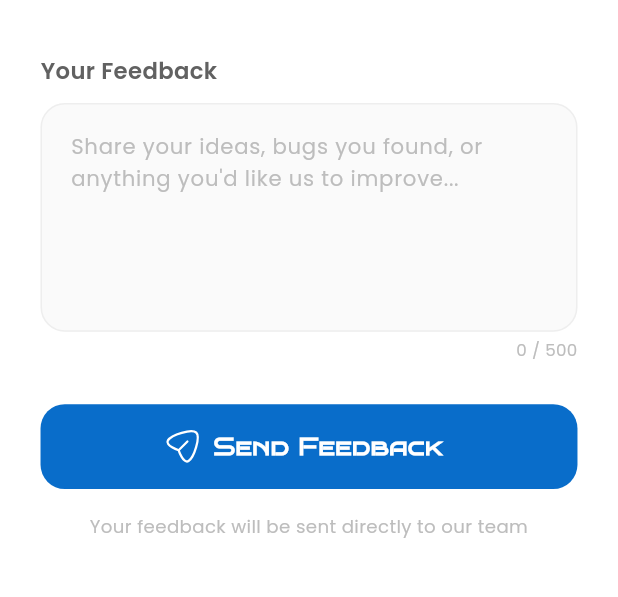
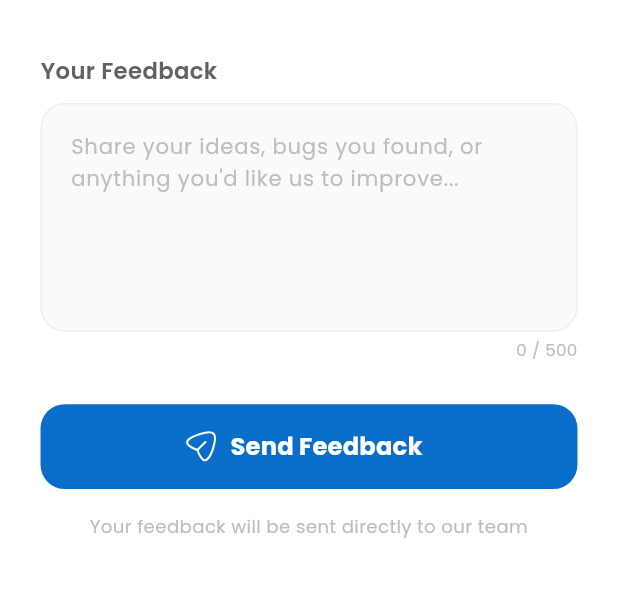
Before and after one commit to Ismail-Magdy/joby, a Flutter app: the AdviceScreen screen opened by its route, on a phone screen of 412 x 824 dp, the part 366-963 px from its top. Run offline on Flutter 3.47's test engine with Material 3 defaults, Android fonts, the phone set to English and light mode, and no system bars; our stand-ins replace cached_network_image, confetti, dartz, dio, equatable, file_picker and 22 more; accounts and stored records are empty.

Commit message:
feat: refactor advice feature to feedback, updating repository structure and UI components

```diff
--- a/lib/core/di/dependency_injection.dart
+++ b/lib/core/di/dependency_injection.dart
@@ -6,9 +6,9 @@ import 'package:joby/features/common/auth/data/repos/auth_repo.dart';
 import 'package:joby/features/common/auth/data/repos/auth_repo_impl.dart';
 import 'package:joby/features/common/auth/manager/auth_cubit.dart';
 import '../../features/common/on_boarding/data/repositories/user_type_repository.dart';
-import '../../features/users/advice/data/repos/advice_repo.dart';
-import '../../features/users/advice/data/repos/advice_repo_impl.dart';
-import '../../features/users/advice/manager/advice_cubit.dart';
+import '../../features/users/feed_back/data/repos/advice_repo.dart';
+import '../../features/users/feed_back/data/repos/advice_repo_impl.dart';
+import '../../features/users/feed_back/manager/advice_cubit.dart';
 import '../../features/users/edit_profile/data/repos/edit_profile_repo.dart';
 import '../../features/users/edit_profile/manager/edit_profile_cubit.dart';
 import '../../features/users/home/data/repos/user_home_repo.dart';
--- a/lib/core/routes/app_router.dart
+++ b/lib/core/routes/app_router.dart
@@ -9,10 +9,10 @@ import 'package:joby/features/common/auth/presentation/screens/auth_screen.dart'
 import 'package:joby/features/common/auth/manager/auth_cubit.dart';
 import 'package:joby/features/company/home/company_home_screen.dart';
 import 'package:joby/features/users/about_us/presentation/screens/about_us_screen.dart';
-import 'package:joby/features/users/advice/presentation/screens/advice_screen.dart';
+import 'package:joby/features/users/feed_back/presentation/screens/advice_screen.dart';
 import 'package:joby/features/users/company_view/presentation/screens/company_view_screen.dart';
 import 'package:joby/features/users/user_info/data/models/user_info_model.dart';
-import '../../features/users/advice/manager/advice_cubit.dart';
+import '../../features/users/feed_back/manager/advice_cubit.dart';
 import '../../features/users/edit_profile/manager/edit_profile_cubit.dart';
 import '../../features/users/edit_profile/presentation/screens/edit_profile_screen.dart';
 import '../../features/users/home/manager/user_home_cubit.dart';
--- a/lib/features/users/advice/presentation/widgets/custom_send_button.dart
+++ b/lib/features/users/feed_back/presentation/widgets/custom_send_button.dart
@@ -30,13 +30,11 @@ class CustomSendButton extends StatelessWidget {
           elevation: 0,
         ),
         icon: isLoading
-            ? CupertinoActivityIndicator(
-                color: Colors.white,
-              )
+            ? CupertinoActivityIndicator(color: Colors.white)
             : SvgPicture.asset(
                 "assets/svgs/send.svg",
                 colorFilter: .mode(Colors.white, .srcIn),
-                height: 25.h,
+                height: 23.h,
               ),
 
         label: Text(
@@ -45,7 +43,6 @@ class CustomSendButton extends StatelessWidget {
             color: Colors.white,
             fontSize: 16.sp,
             fontWeight: .bold,
-            fontFamily: "BrunoAceSC",
           ),
         ),
       ),
--- a/lib/main.dart
+++ b/lib/main.dart
@@ -53,3 +53,4 @@ void main() async {
 
   runApp(JobyApp(appRouter: AppRouter(), initialRoute: initialRoute));
 }
+// ismailmagdy021@gmail.com
```
Also changed, not shown: lib/features/users/feed_back/presentation/screens/advice_screen.dart (renamed from lib/features/users/advice/presentation/screens/advice_screen.dart, +6 -6 lines), lib/features/users/feed_back/data/repos/advice_repo.dart (renamed from lib/features/users/advice/data/repos/advice_repo.dart), lib/features/users/feed_back/data/repos/advice_repo_impl.dart (renamed from lib/features/users/advice/data/repos/advice_repo_impl.dart), lib/features/users/feed_back/manager/advice_cubit.dart (renamed from lib/features/users/advice/manager/advice_cubit.dart), lib/features/users/feed_back/manager/advice_state.dart (renamed from lib/features/users/advice/manager/advice_state.dart), lib/features/users/feed_back/presentation/widgets/advice_footer.dart (renamed from lib/features/users/advice/presentation/widgets/advice_footer.dart), lib/features/users/feed_back/presentation/widgets/custom_head_section.dart (renamed from lib/features/users/advice/presentation/widgets/custom_head_section.dart), lib/features/users/feed_back/presentation/widgets/success_state_widget.dart (renamed from lib/features/users/advice/presentation/widgets/success_state_widget.dart).
